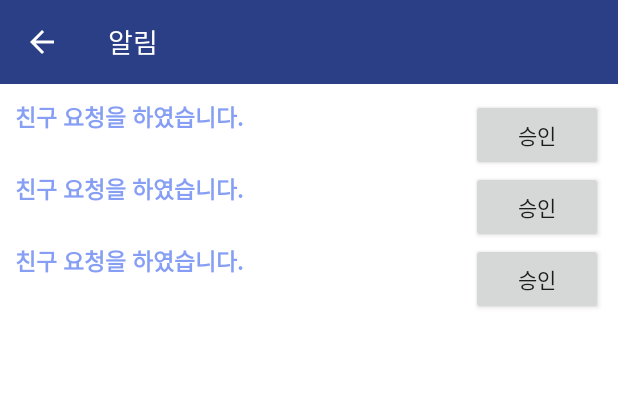
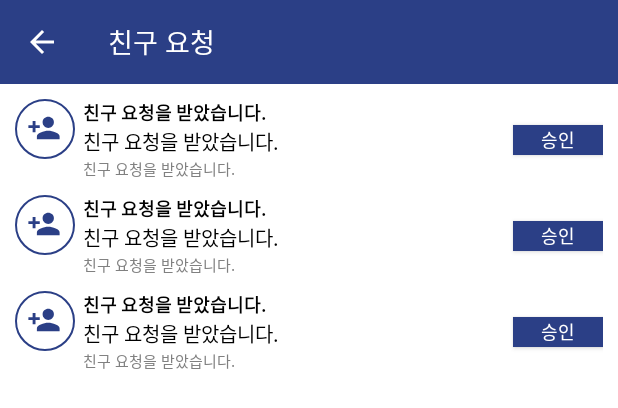
Before and after one commit to hamcoding9/ScreenDetox-v2, an Android app: the layout activity_notification.xml on its own in the app's theme, with its tools: preview values and no code run, on a phone screen of 412 x 824 dp. Shown: the top 408 px of the screen. Run offline under Robolectric (Android 15) with nearby library versions, the phone set to English and light mode, and no system bars.

Commit message:
[feat] 사용자 친구 승인 layout 구현

```diff
--- a/app/src/main/java/com/hamcoding/screendetox/ui/notification/NotificationActivity.kt
+++ b/app/src/main/java/com/hamcoding/screendetox/ui/notification/NotificationActivity.kt
@@ -19,7 +19,7 @@ import com.hamcoding.screendetox.util.DateFormatText
 
 class NotificationActivity : AppCompatActivity() {
     private lateinit var binding: ActivityNotificationBinding
-    private val onSubmitClick: (String) -> Unit = {
+    private val onSubmitClick: (RequestInfo) -> Unit = {
         submitRequest(it)
     }
 
@@ -41,11 +41,11 @@ class NotificationActivity : AppCompatActivity() {
             override fun onDataChange(snapshot: DataSnapshot) {
                 if (snapshot.exists()) {
                     Log.d("친구", "snapShot exists")
-                    val notificationList = mutableListOf<String>()
+                    val notificationList = mutableListOf<RequestInfo>()
                     for (dataSnapshot in snapshot.children) {
                         val requestInfo = dataSnapshot.getValue(RequestInfo::class.java)
                         if (requestInfo?.requestStatus == RequestStatus.PENDING) {
-                            notificationList.add(requestInfo.senderEmail)
+                            notificationList.add(requestInfo)
                         }
                         Log.d("친구", "$requestInfo")
                     }
@@ -58,7 +58,7 @@ class NotificationActivity : AppCompatActivity() {
         })
     }
 
-    private fun submitRequest(senderEmail: String) {
+    private fun submitRequest(requestedData: RequestInfo) {
         val notificationQuery = Firebase.database.reference.child("requests")
             .orderByChild("receiverEmail")
             .equalTo(Firebase.auth.currentUser?.email!!)
@@ -67,8 +67,8 @@ class NotificationActivity : AppCompatActivity() {
                 if (snapshot.exists()) {
                     for (dataSnapshot in snapshot.children) {
                         val requestInfo = dataSnapshot.getValue(RequestInfo::class.java)
-                        if (requestInfo?.senderEmail == senderEmail) {
-                            val key = requestInfo.id
+                        if (requestInfo?.senderEmail == requestedData.senderEmail) {
+                            val key = requestedData.id
                             val requestDB = Firebase.database.reference.child("requests").child(key)
                             requestDB.addValueEventListener(object : ValueEventListener{
                                 override fun onDataChange(snapshot: DataSnapshot) {
--- a/app/src/main/java/com/hamcoding/screendetox/ui/notification/NotificationAdapter.kt
+++ b/app/src/main/java/com/hamcoding/screendetox/ui/notification/NotificationAdapter.kt
@@ -6,18 +6,20 @@ import androidx.recyclerview.widget.DiffUtil
 import androidx.recyclerview.widget.ListAdapter
 import androidx.recyclerview.widget.RecyclerView
 import com.hamcoding.screendetox.data.App
+import com.hamcoding.screendetox.data.RequestInfo
 import com.hamcoding.screendetox.databinding.ItemNotificationBinding
 import com.hamcoding.screendetox.databinding.ItemStatsBinding
 import com.hamcoding.screendetox.ui.stats.AppAdapter.Companion.diffUtil
 
-class NotificationAdapter(private val onSubmitClick: (String) -> Unit) :
-    ListAdapter<String, NotificationAdapter.ViewHolder>(diffUtil) {
+class NotificationAdapter(private val onSubmitClick: (RequestInfo) -> Unit) :
+    ListAdapter<RequestInfo, NotificationAdapter.ViewHolder>(diffUtil) {
 
     inner class ViewHolder(private val binding: ItemNotificationBinding) :
         RecyclerView.ViewHolder(binding.root) {
 
-        fun bind(data: String) {
-            binding.tvInfo.text = data
+        fun bind(data: RequestInfo) {
+            binding.tvSenderEmail.text = data.senderEmail
+            binding.tvRequestedDate.text = data.requestedDate
             binding.BtnSubmit.setOnClickListener {
                 onSubmitClick(data)
             }
@@ -34,12 +36,12 @@ class NotificationAdapter(private val onSubmitClick: (String) -> Unit) :
     }
 
     companion object {
-        val diffUtil = object : DiffUtil.ItemCallback<String>() {
-            override fun areItemsTheSame(oldItem: String, newItem: String): Boolean {
+        val diffUtil = object : DiffUtil.ItemCallback<RequestInfo>() {
+            override fun areItemsTheSame(oldItem: RequestInfo, newItem: RequestInfo): Boolean {
                 return oldItem.hashCode() == newItem.hashCode()
             }
 
-            override fun areContentsTheSame(oldItem: String, newItem: String): Boolean {
+            override fun areContentsTheSame(oldItem: RequestInfo, newItem: RequestInfo): Boolean {
                 return oldItem == newItem
             }
 
--- /dev/null
+++ b/app/src/main/res/drawable/ic_noti_friend_add.xml
@@ -0,0 +1,14 @@
+<vector xmlns:android="http://schemas.android.com/apk/res/android"
+    android:width="30dp"
+    android:height="30dp"
+    android:viewportWidth="30"
+    android:viewportHeight="30">
+  <path
+      android:strokeWidth="1"
+      android:pathData="M15,15m-14.5,0a14.5,14.5 0,1 1,29 0a14.5,14.5 0,1 1,-29 0"
+      android:fillColor="#ffffff"
+      android:strokeColor="#2B3F86"/>
+  <path
+      android:pathData="M12.873,16.725C14.179,16.193 15.43,15.928 16.625,15.928C17.82,15.928 19.06,16.193 20.344,16.725C21.65,17.234 22.303,17.909 22.303,18.75V20.178H10.947V18.75C10.947,17.909 11.589,17.234 12.873,16.725ZM10.25,13.072H12.375V14.5H10.25V16.625H8.822V14.5H6.697V13.072H8.822V10.947H10.25V13.072ZM18.617,13.67C18.064,14.223 17.4,14.5 16.625,14.5C15.85,14.5 15.186,14.223 14.633,13.67C14.079,13.116 13.803,12.453 13.803,11.678C13.803,10.903 14.079,10.239 14.633,9.686C15.186,9.11 15.85,8.822 16.625,8.822C17.4,8.822 18.064,9.11 18.617,9.686C19.171,10.239 19.447,10.903 19.447,11.678C19.447,12.453 19.171,13.116 18.617,13.67Z"
+      android:fillColor="#2B3F86"/>
+</vector>
--- a/app/src/main/res/layout/activity_notification.xml
+++ b/app/src/main/res/layout/activity_notification.xml
@@ -15,7 +15,7 @@
         app:layout_constraintStart_toStartOf="parent"
         app:layout_constraintTop_toTopOf="parent"
         app:navigationIcon="@drawable/ic_noti_back"
-        app:title="알림"
+        app:title="친구 요청"
         app:titleTextAppearance="@style/rankTitle"
         app:titleTextColor="@color/white" />
 
@@ -23,7 +23,6 @@
         android:id="@+id/rvNoti"
         android:layout_width="0dp"
         android:layout_height="0dp"
-        android:layout_marginTop="10dp"
         android:paddingStart="10dp"
         android:paddingEnd="10dp"
         app:layoutManager="androidx.recyclerview.widget.LinearLayoutManager"
--- a/app/src/main/res/layout/item_notification.xml
+++ b/app/src/main/res/layout/item_notification.xml
@@ -3,23 +3,60 @@
     xmlns:app="http://schemas.android.com/apk/res-auto"
     xmlns:tools="http://schemas.android.com/tools"
     android:layout_width="match_parent"
-    android:layout_height="wrap_content">
+    android:layout_height="wrap_content"
+    android:layout_marginTop="10dp">
+
+    <ImageView
+        android:id="@+id/ivNotiIcon"
+        android:layout_width="40dp"
+        android:layout_height="40dp"
+        android:src="@drawable/ic_noti_friend_add"
+        app:layout_constraintStart_toStartOf="parent"
+        app:layout_constraintTop_toTopOf="parent" />
 
     <TextView
         android:id="@+id/tvInfo"
-        style="@style/allCardTitle"
+        style="@style/statsInfo"
         android:layout_width="0dp"
         android:layout_height="wrap_content"
+        android:layout_marginStart="5dp"
+        android:text="@string/notiInfo"
+        android:textSize="12sp"
+        android:textStyle="bold"
         app:layout_constraintEnd_toStartOf="@id/BtnSubmit"
-        app:layout_constraintStart_toStartOf="parent"
-        app:layout_constraintTop_toTopOf="parent"
-        tools:text="친구 요청을 하였습니다." />
+        app:layout_constraintStart_toEndOf="@id/ivNotiIcon"
+        app:layout_constraintTop_toTopOf="parent" />
+
+    <TextView
+        android:id="@+id/tvSenderEmail"
+        style="@style/statsInfo"
+        android:layout_width="0dp"
+        android:textSize="13sp"
+        android:layout_height="wrap_content"
+        android:text="@string/notiInfo"
+        app:layout_constraintEnd_toEndOf="@id/tvInfo"
+        app:layout_constraintStart_toStartOf="@id/tvInfo"
+        app:layout_constraintTop_toBottomOf="@id/tvInfo" />
+
+    <TextView
+        android:id="@+id/tvRequestedDate"
+        style="@style/notiDate"
+        android:layout_width="0dp"
+        android:layout_height="wrap_content"
+        android:text="@string/notiInfo"
+        app:layout_constraintEnd_toEndOf="@id/tvInfo"
+        app:layout_constraintStart_toStartOf="@id/tvInfo"
+        app:layout_constraintTop_toBottomOf="@id/tvSenderEmail" />
 
     <androidx.appcompat.widget.AppCompatButton
         android:id="@+id/BtnSubmit"
-        android:layout_width="wrap_content"
-        android:layout_height="wrap_content"
-        android:text="승인"
+        android:layout_width="60dp"
+        android:layout_height="20dp"
+        android:background="@color/allPrimary"
+        android:text="@string/notiBtnSubmit"
+        android:textColor="@color/white"
+        android:textSize="12sp"
+        app:layout_constraintBottom_toBottomOf="@id/tvRequestedDate"
         app:layout_constraintEnd_toEndOf="parent"
         app:layout_constraintStart_toEndOf="@id/tvInfo"
         app:layout_constraintTop_toTopOf="parent" />
--- a/app/src/main/res/values/colors.xml
+++ b/app/src/main/res/values/colors.xml
@@ -11,5 +11,6 @@
     <color name="allSecondary">#FFCFD9FF</color>
     <color name="allSecondaryVariant">#FF869EF3</color>
     <color name="allGray">#FFD9D9D9</color>
+    <color name="notiGray">#FF808080</color>
     <color name="allRed">#F44336</color>
 </resources>
--- a/app/src/main/res/values/strings.xml
+++ b/app/src/main/res/values/strings.xml
@@ -14,4 +14,6 @@
     <string name="requestFriendFail">다시 입력해주세요</string>
     <string name="requestFriendPositiveBtn">확인</string>
     <string name="RequestFrendNegativeBtn">취소</string>
+    <string name="notiInfo">친구 요청을 받았습니다.</string>
+    <string name="notiBtnSubmit">승인</string>
 </resources>
--- a/app/src/main/res/values/style.xml
+++ b/app/src/main/res/values/style.xml
@@ -38,4 +38,9 @@
         <item name="android:textSize">11sp</item>
     </style>
 
+    <style name="notiDate">
+        <item name="android:textColor">@color/notiGray</item>
+        <item name="android:textSize">10sp</item>
+    </style>
+
 </resources>
```
